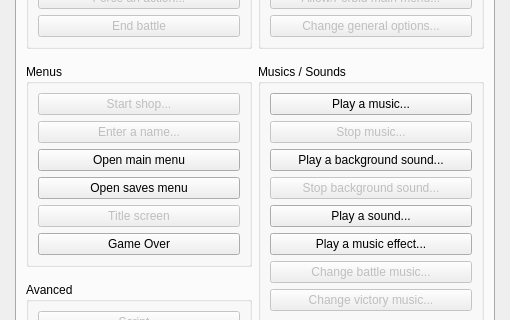
Old version of the form Dialogs/dialogcommands.ui in the repository RPG-Paper-Maker/RPG-Paper-Maker; both pictures show x 0 to 510 and y 143 to 463 of the 510 by 581 pixel window.
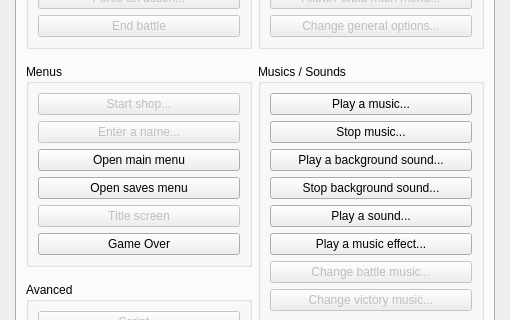
New version of the form.

Diff of the .ui file:
```diff
--- a/Dialogs/dialogcommands.ui
+++ b/Dialogs/dialogcommands.ui
@@ -926,7 +926,7 @@
                 <item>
                  <widget class="QPushButton" name="pushButtonStopMusic">
                   <property name="enabled">
-                   <bool>false</bool>
+                   <bool>true</bool>
                   </property>
                   <property name="text">
                    <string>Stop music...</string>
@@ -946,7 +946,7 @@
                 <item>
                  <widget class="QPushButton" name="pushButtonStopBackgroundSound">
                   <property name="enabled">
-                   <bool>false</bool>
+                   <bool>true</bool>
                   </property>
                   <property name="text">
                    <string>Stop background sound...</string>
```
